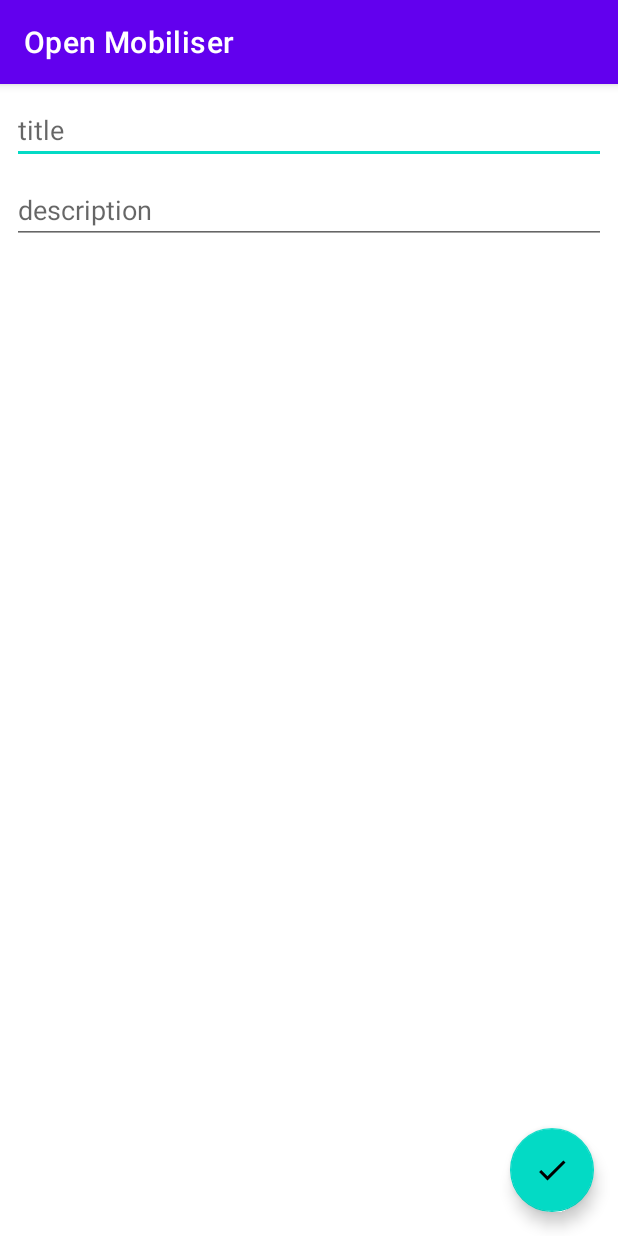
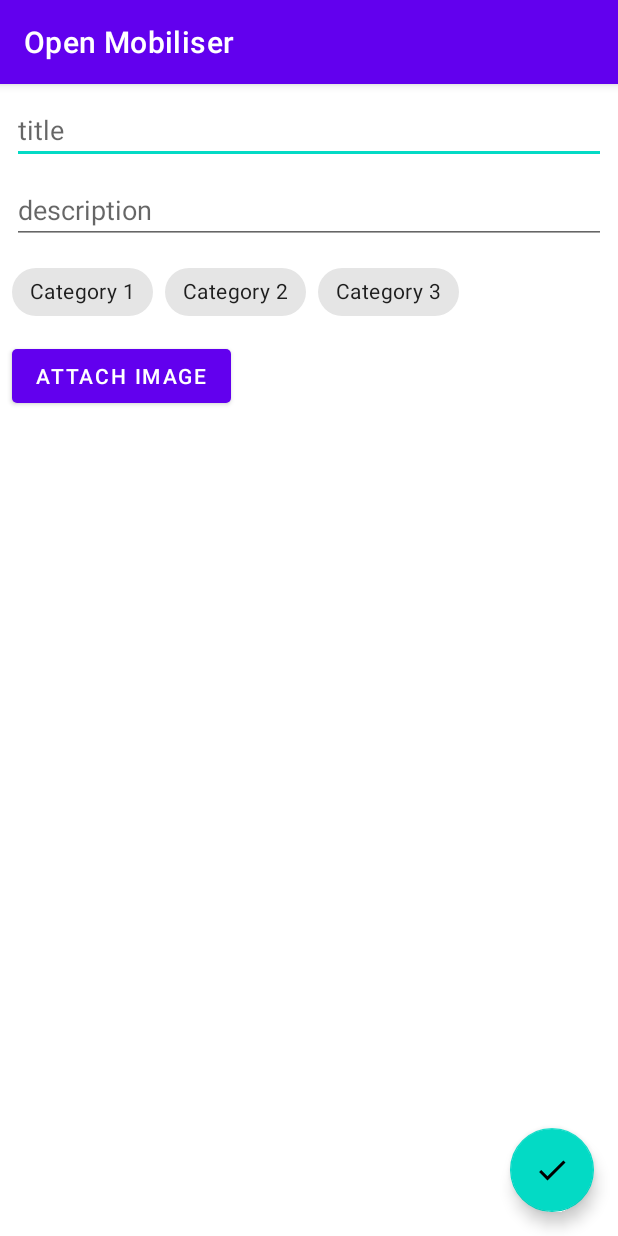
Before and after one commit to Kimame04/android-app-open-mobiliser, an Android app: the SubmitActivity screen opened directly, with no data from a screen before it, on a phone screen of 412 x 824 dp. Run offline under Robolectric (Android 15) with nearby library versions, the phone set to English and light mode, and no system bars; our stand-ins replace Firebase (no records; nobody signed in at launch, a user with empty details on screens opened directly).

Commit message:
added new attributes and categories

```diff
--- a/app/build.gradle
+++ b/app/build.gradle
@@ -43,6 +43,7 @@ dependencies {
     implementation platform('com.google.firebase:firebase-bom:28.4.0')
     implementation 'com.google.firebase:firebase-analytics-ktx'
     implementation 'com.google.firebase:firebase-firestore-ktx'
+    implementation 'com.google.firebase:firebase-storage'
     implementation 'androidx.core:core-ktx:1.3.2'
     implementation 'androidx.appcompat:appcompat:1.2.0'
     implementation 'com.google.android.material:material:1.3.0'
--- a/app/src/main/java/com/example/openmobiliser/SubmitActivity.kt
+++ b/app/src/main/java/com/example/openmobiliser/SubmitActivity.kt
@@ -1,15 +1,27 @@
 package com.example.openmobiliser
 
+import android.app.Activity
 import android.content.Intent
 import androidx.appcompat.app.AppCompatActivity
 import android.os.Bundle
 import android.view.View
 import android.widget.EditText
+import android.widget.ImageView
+import androidx.core.view.children
+import androidx.core.view.get
 import com.example.openmobiliser.models.Location
+import com.google.android.material.chip.Chip
+import com.google.android.material.chip.ChipGroup
+import com.google.common.base.Strings
 import com.google.firebase.firestore.ktx.firestore
 import com.google.firebase.ktx.Firebase
+import java.util.ArrayList
 
 class SubmitActivity : AppCompatActivity() {
+
+    val REQUEST_CODE = 100
+    private lateinit var imageView: ImageView
+
     override fun onCreate(savedInstanceState: Bundle?) {
         super.onCreate(savedInstanceState)
         setContentView(R.layout.activity_submit)
@@ -17,18 +29,46 @@ class SubmitActivity : AppCompatActivity() {
         val title = findViewById<EditText>(R.id.submit_title)
         val desc = findViewById<EditText>(R.id.submit_desc)
         val btn = findViewById<View>(R.id.submit_btn)
+        val cg = findViewById<ChipGroup>(R.id.tagGroup)
+        val imgBtn = findViewById<View>(R.id.submit_img)
+        imageView = findViewById<ImageView>(R.id.imageview)
+
+        var strings: ArrayList<String>
 
         val data = intent.extras
 
+        imgBtn.setOnClickListener {
+            val intent = Intent(Intent.ACTION_PICK)
+            intent.type = "image/*"
+            startActivityForResult(intent, REQUEST_CODE)
+        }
+
         btn.setOnClickListener {
+            strings = ArrayList<String>()
+
+            cg.checkedChipIds.forEach {
+                val chip = findViewById<Chip>(it)
+                strings.add(chip.text as String)
+            }
+
             val loc = Location(
                 title.text.toString(),
                 desc.text.toString(),
                 data?.get("lat") as Double,
-                data?.get("long") as Double
+                data?.get("long") as Double,
+                strings,
+                1,
+                1,
             )
             Firebase.firestore.collection("locations").document().set(loc)
             finish()
         }
     }
+
+    override fun onActivityResult(requestCode: Int, resultCode: Int, data: Intent?) {
+        super.onActivityResult(requestCode, resultCode, data)
+        if (resultCode == Activity.RESULT_OK && requestCode == REQUEST_CODE){
+            imageView.setImageURI(data?.data) // handle chosen image
+        }
+    }
 }
--- a/app/src/main/java/com/example/openmobiliser/models/Location.kt
+++ b/app/src/main/java/com/example/openmobiliser/models/Location.kt
@@ -4,5 +4,8 @@ data class Location(
     val title: String = "",
     val description: String = "",
     val lat: Double,
-    val long: Double
+    val long: Double,
+    val tags: ArrayList<String>,
+    val accepts: Long,
+    val disputes: Long
 )
--- a/app/src/main/res/layout/activity_submit.xml
+++ b/app/src/main/res/layout/activity_submit.xml
@@ -22,6 +22,50 @@
         app:layout_constraintStart_toStartOf="parent"
         app:layout_constraintTop_toBottomOf="@id/submit_title"
         android:hint="description"/>
+    <com.google.android.material.chip.ChipGroup
+        android:id="@+id/tagGroup"
+        android:layout_width="match_parent"
+        android:layout_height="wrap_content"
+        app:layout_constraintStart_toStartOf="parent"
+        app:layout_constraintTop_toBottomOf="@id/submit_desc"
+        android:layout_margin="8dp">
+        <com.google.android.material.chip.Chip
+            android:id="@+id/chip1"
+            android:layout_width="wrap_content"
+            android:layout_height="wrap_content"
+            android:checkable="true"
+            android:text="Category 1"/>
+        <com.google.android.material.chip.Chip
+            android:id="@+id/chip2"
+            android:layout_width="wrap_content"
+            android:layout_height="wrap_content"
+            android:checkable="true"
+            android:text="Category 2"/>
+        <com.google.android.material.chip.Chip
+            android:id="@+id/chip3"
+            android:layout_width="wrap_content"
+            android:layout_height="wrap_content"
+            android:checkable="true"
+            android:text="Category 3"/>
+    </com.google.android.material.chip.ChipGroup>
+    <com.google.android.material.button.MaterialButton
+        android:id="@+id/submit_img"
+        android:layout_width="wrap_content"
+        android:layout_height="wrap_content"
+        android:text="Attach image"
+        app:layout_constraintStart_toStartOf="parent"
+        android:layout_margin="8dp"
+        app:cornerRadius="3dp"
+        app:layout_constraintTop_toBottomOf="@id/tagGroup"/>
+
+    <ImageView
+        android:id="@+id/imageview"
+        android:layout_width="wrap_content"
+        android:layout_height="wrap_content"
+        app:layout_constraintTop_toBottomOf="@id/submit_img"
+        app:layout_constraintStart_toStartOf="parent"
+        android:layout_margin="8dp"/>
+
     <com.google.android.material.floatingactionbutton.FloatingActionButton
         android:id="@+id/submit_btn"
         android:layout_width="wrap_content"
```
Also changed, not shown: app/src/main/java/com/example/openmobiliser/models/Locations.kt (+10 -12 lines).
